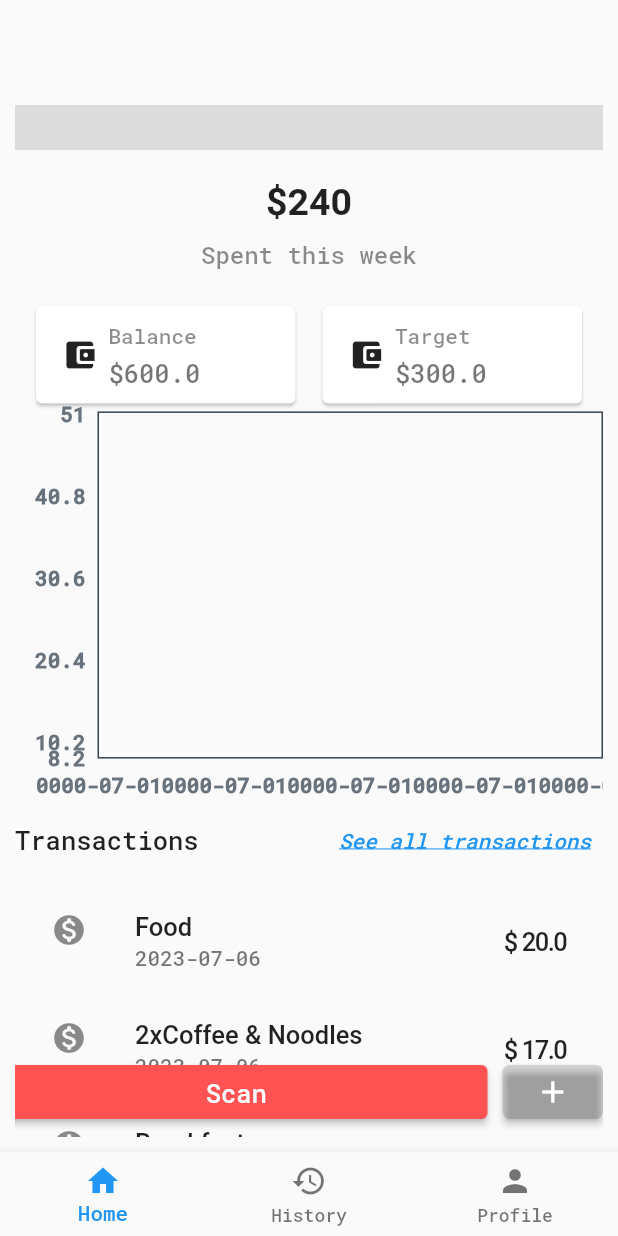
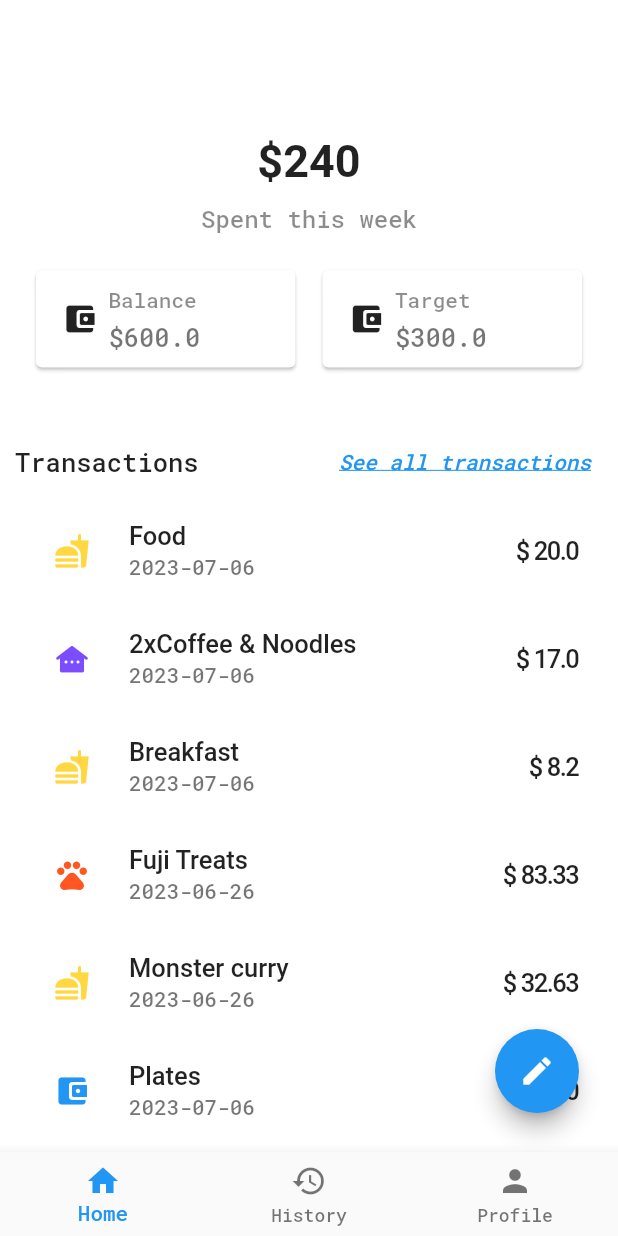
Before and after one commit to lazyKT/future, a Flutter app: the App screen opened directly, on a phone screen of 412 x 824 dp. Run offline on Flutter 3.47's test engine with Material 2 defaults, Android fonts, the phone set to English and light mode, and no system bars; drawn by our look-alikes of fl_chart; our stand-ins replace firebase_auth, firebase_core, google_sign_in; accounts and stored records are empty; Roboto replaces fonts that are missing (mono-space).

Commit message:
Remove charts from Home Screen, wrap Home Widgets with InheritedWidget and replace bottom button groups with Expandable Floating Action Button

```diff
--- /dev/null
+++ b/lib/bindings/transaction_binding.dart
@@ -0,0 +1,29 @@
+import 'package:flutter/material.dart';
+
+import '../dto/budgetTransaction.dart';
+
+class TransactionListBinding extends InheritedWidget {
+
+  final List<BudgetTransaction> transactions;
+
+  const TransactionListBinding({
+    super.key,
+    required super.child,
+    required this.transactions
+  });
+
+  @override
+  bool updateShouldNotify(TransactionListBinding oldWidget) {
+    return oldWidget.transactions != transactions;
+  }
+
+  static TransactionListBinding? maybeOf(BuildContext context) {
+    return context.dependOnInheritedWidgetOfExactType<TransactionListBinding>();
+  }
+
+  static TransactionListBinding of(BuildContext context) {
+    final binding = TransactionListBinding.maybeOf(context);
+    assert(binding != null, "TransactionBinding is null in the context");
+    return binding!;
+  }
+}
--- a/lib/pages/app.dart
+++ b/lib/pages/app.dart
@@ -22,6 +22,7 @@ class _AppState extends State<App> {
   @override
   Widget build(BuildContext context) {
     return Scaffold(
+      backgroundColor: Colors.white,
       body: Center(
         child: Padding(
           padding: const EdgeInsets.only(left: 10, right: 10, top: 70, bottom: 10),
--- a/lib/screens/components/budget_plan_highlight.dart
+++ b/lib/screens/components/budget_plan_highlight.dart
@@ -1,6 +1,6 @@
 import 'package:flutter/material.dart';
 
-import 'budget_card_s.dart';
+import 'reusable/budget_card_s.dart';
 
 class BudgetHighlight extends StatefulWidget {
   const BudgetHighlight({ super.key });
@@ -23,7 +23,7 @@ class _BudgetHighlightState extends State<BudgetHighlight> {
                 '\$240',
                 style: TextStyle(
                   fontWeight: FontWeight.w600,
-                  fontSize: 25.00,
+                  fontSize: 30.00,
                   fontFamily: 'mono-space'
                 ),
               ),
--- a/lib/screens/components/budget_chart.dart
+++ b/lib/screens/components/charts/budget_chart.dart
@@ -1,15 +1,13 @@
-import 'dart:ui';
-
 import 'package:fl_chart/fl_chart.dart';
 import 'package:flutter/cupertino.dart';
-import 'package:future/screens/components/base_line_chart.dart';
+import 'package:future/screens/components/charts/base_line_chart.dart';
 import 'package:future/shared/chart_utils/base_chart_boundary.dart';
 import 'package:future/shared/chart_utils/line_chart_boundary.dart';
 import 'package:future/shared/chart_utils/utils.dart';
 import 'package:future/shared/chart_utils/x_axis_date_title_renderer.dart';
 import 'package:future/shared/chart_utils/y_axis_number_title_renderer.dart';
 
-import '../../dto/budgetTransaction.dart';
+import '../../../dto/budgetTransaction.dart';
 
 class BudgetLineChart extends BaseLineChart {
   final List<BudgetTransaction> transactions;
--- /dev/null
+++ b/lib/screens/components/reusable/expandable_fab/action_button.dart
@@ -0,0 +1,28 @@
+import 'package:flutter/material.dart';
+
+class ActionButton extends StatelessWidget {
+  const ActionButton({
+    super.key,
+    this.onPressed,
+    required this.icon
+  });
+
+  final VoidCallback? onPressed;
+  final Widget icon;
+
+  @override
+  Widget build (BuildContext context) {
+    final theme = Theme.of(context);
+    return Material(
+      shape: const CircleBorder(),
+      clipBehavior: Clip.antiAlias,
+      color: theme.colorScheme.secondary,
+      elevation: 4,
+      child: IconButton(
+        onPressed: onPressed,
+        icon: icon,
+        color: theme.colorScheme.onSecondary,
+      ),
+    );
+  }
+}
--- /dev/null
+++ b/lib/screens/components/reusable/expandable_fab/expandable_fab.dart
@@ -0,0 +1,142 @@
+import 'package:flutter/material.dart';
+import 'package:future/screens/components/reusable/expandable_fab/expanding_action_button.dart';
+
+class ExpandableFab extends StatefulWidget {
+  const ExpandableFab({
+    super.key,
+    this.initialOpen,
+    required this.distance,
+    required this.children
+  });
+
+  final bool? initialOpen;
+  final double distance;
+  final List<Widget> children;
+
+  @override
+  State<ExpandableFab> createState() => _ExpandableFabState();
+}
+
+class _ExpandableFabState extends State<ExpandableFab> with SingleTickerProviderStateMixin {
+
+  late final AnimationController _controller;
+  late final Animation<double> _expandAnimation;
+  bool _open = false;
+
+  @override
+  void initState() {
+    super.initState();
+    _open = widget.initialOpen ?? false;
+    _controller = AnimationController(
+      value: _open ? 1.0 : 0.0,
+      duration: const Duration(milliseconds: 250),
+      vsync: this,
+    );
+    _expandAnimation = CurvedAnimation(
+      curve: Curves.fastOutSlowIn,
+      reverseCurve: Curves.easeOutQuad,
+      parent: _controller
+    );
+  }
+
+  @override
+  void dispose() {
+    _controller.dispose();
+    super.dispose();
+  }
+
+  void _toggle() {
+    setState(() {
+      _open = !_open;
+      if (_open) {
+        _controller.forward();
+      } else {
+        _controller.reverse();
+      }
+    });
+  }
+
+  @override
+  Widget build(BuildContext context) {
+    return SizedBox.expand(
+      child: Stack(
+        alignment: Alignment.bottomRight,
+        clipBehavior: Clip.none,
+        children: [
+          _buildTapToCloseFab(),
+          ..._buildExpandingActionButtons(),
+          _buildTapToOpenFab()
+        ],
+      ),
+    );
+  }
+
+  Widget _buildTapToCloseFab() {
+    return SizedBox(
+      width: 56,
+      height: 56,
+      child: Center(
+        child: Material(
+          shape: const CircleBorder(),
+          clipBehavior: Clip.antiAlias,
+          elevation: 4,
+          child: InkWell(
+            onTap: _toggle,
+            child: Padding(
+              padding: const EdgeInsets.all(8),
+              child: Icon(
+                Icons.close,
+                color: Theme.of(context).primaryColor,
+              ),
+            ),
+          ),
+        ),
+      ),
+    );
+  }
+
+  List<Widget> _buildExpandingActionButtons() {
+    final children = <Widget>[];
+    final count = widget.children.length;
+    final step = 80.0 / (count - 1);
+    for (var i = 0, angleInDegrees = 0.0;
+      i < count;
+      i++, angleInDegrees += step
+    ) {
+      children.add(
+        ExpandingActionButton(
+          directionInDegrees: angleInDegrees,
+          maxDistance: widget.distance,
+          progress: _expandAnimation,
+          child: widget.children[i],
+        ),
+      );
+    }
+    return children;
+  }
+
+  Widget _buildTapToOpenFab() {
+    return IgnorePointer(
+      ignoring: _open,
+      child: AnimatedContainer(
+        transformAlignment: Alignment.center,
+        transform: Matrix4.diagonal3Values(
+          _open ? 0.7 : 1.0,
+          _open ? 0.7 : 1.0,
+          1.0
+        ),
+        duration: const Duration(microseconds: 250),
+        curve: const Interval(0.0, 0.5, curve: Curves.easeOut),
+        child: AnimatedOpacity(
+          opacity: _open ? 0.0 : 1.0,
+          curve: const Interval(0.25, 1.0, curve: Curves.easeInOut),
+          duration: const Duration(microseconds: 250),
+          child: FloatingActionButton(
+            onPressed: _toggle,
+            child: const Icon(Icons.create),
+          ),
+        ),
+      ),
+    );
+  }
+}
--- /dev/null
+++ b/lib/screens/components/reusable/expandable_fab/expanding_action_button.dart
@@ -0,0 +1,44 @@
+import 'package:flutter/material.dart';
+import 'dart:math' as math;
+
+class ExpandingActionButton extends StatelessWidget {
+  final double directionInDegrees;
+  final double maxDistance;
+  final Animation<double> progress;
+  final Widget child;
+
+  const ExpandingActionButton ({
+    super.key,
+    required this.directionInDegrees,
+    required this.maxDistance,
+    required this.progress,
+    required this.child
+  });
+
+  @override
+  Widget build(BuildContext context) {
+    const double pi = 3.1415926535897932;
+
+    return AnimatedBuilder(
+      animation: progress,
+      builder: (context, child) {
+        final offset = Offset.fromDirection(
+          directionInDegrees * (pi / 180.00),
+          progress.value * maxDistance
+        );
+        return Positioned(
+          right: 3.0 + offset.dx,
+          bottom: 3.0 + offset.dy,
+          child: Transform.rotate(
+            angle: (1.0 - progress.value) * pi / 2,
+            child: child,
+          ),
+        );
+      },
+      child: FadeTransition(
+        opacity: progress,
+        child: child,
+      ),
+    );
+  }
+}
--- a/lib/screens/components/transactions.dart
+++ /dev/null
@@ -1,64 +0,0 @@
-import 'package:flutter/material.dart';
-import 'package:future/dto/budgetTransaction.dart';
-import 'package:future/screens/components/transaction_item.dart';
-
-class Transactions extends StatefulWidget {
-  const Transactions({ super.key });
-
-  @override
-  State<Transactions> createState() => _TransactionsState();
-}
-
-class _TransactionsState extends State<Transactions> {
-
-  final List<String> entries = <String>['A', 'B', 'C', 'D'];
-  final List<int> colorCodes = <int>[600, 500, 100, 200];
-  final List<BudgetTransaction> transactions = <BudgetTransaction>[
-    BudgetTransaction(
-      transactionBudgetId: '1231-daef-12de-120e',
-      transactionAmount: 20.00,
-      transactionDetails: 'Food',
-      transactionTime: DateTime(2023, 07, 06),
-      transactionType: 'Food'
-    ),
-    BudgetTransaction(
-        transactionBudgetId: 'bce1-1092-12de-120e',
-        transactionAmount: 17.00,
-        transactionDetails: '2xCoffee & Noodles',
-        transactionTime: DateTime(2023, 07, 06),
-        transactionType: 'Household'
-    ),
-    BudgetTransaction(
-        transactionBudgetId: '001a-deaf-12de-120e',
-        transactionAmount: 8.20,
-        transactionDetails: 'Breakfast',
-        transactionTime: DateTime(2023, 07, 06),
-        transactionType: 'Food'
-    ),
-    BudgetTransaction(
-        transactionBudgetId: '1231-daef-12de-120e',
-        transactionAmount: 32.63,
-        transactionDetails: 'Monster curry',
-        transactionTime: DateTime(2023, 06, 26),
-        transactionType: 'Food'
-    ),
-    BudgetTransaction(
-        transactionBudgetId: 'eadb-98af-12de-120e',
-        transactionAmount: 51.00,
-        transactionDetails: 'Plates',
-        transactionTime: DateTime(2023, 07, 06),
-        transactionType: 'Kitchen'
-    )
-  ];
-
-  @override
-  Widget build(BuildContext context) {
-    return ListView.builder(
-        padding: const EdgeInsets.all(8),
-        itemCount: transactions.length,
-        itemBuilder: (BuildContext context, int index) {
-          return TransactionItem(transaction: transactions[index]);
-        }
-    );
-  }
-}
--- /dev/null
+++ b/lib/screens/components/transactions/transaction_cat_icon.dart
@@ -0,0 +1,28 @@
+import 'package:flutter/material.dart';
+
+class TransactionCategoryIcon extends StatelessWidget {
+  final String transactionCategory;
+
+  const TransactionCategoryIcon({
+    super.key,
+    required this.transactionCategory
+  });
+
+  @override
+  Widget build(BuildContext context) {
+    return categoryIcon();
+  }
+
+  Icon categoryIcon() {
+    switch(transactionCategory.toLowerCase()) {
+      case 'food':
+        return const Icon(Icons.fastfood, color: Colors.amberAccent,);
+      case 'household':
+        return const Icon(Icons.other_houses_rounded, color: Colors.deepPurpleAccent,);
+      case 'pet':
+        return const Icon(Icons.pets, color: Colors.deepOrange);
+      default:
+        return const Icon(Icons.account_balance_wallet_rounded, color: Colors.blue,);
+    }
+  }
+}
--- a/lib/screens/components/transaction_item.dart
+++ b/lib/screens/components/transactions/transaction_item.dart
@@ -1,5 +1,6 @@
 import 'package:flutter/material.dart';
 import 'package:future/dto/budgetTransaction.dart';
+import 'package:future/screens/components/transactions/transaction_cat_icon.dart';
 import 'package:intl/intl.dart';
 
 class TransactionItem extends StatelessWidget {
@@ -22,7 +23,10 @@ class TransactionItem extends StatelessWidget {
           fontSize: 17.0
         ),
       ),
-      leading: const Icon(Icons.monetization_on_rounded),
+      leading: Padding(
+        padding: const EdgeInsets.all(10),
+        child: TransactionCategoryIcon(transactionCategory: transaction.transactionType),
+      ),
       subtitle: Text(formatDate(transaction.transactionTime)),
       trailing: Text(
         '\$ ${transaction.transactionAmount}',
--- /dev/null
+++ b/lib/screens/components/transactions/transactions.dart
@@ -0,0 +1,67 @@
+import 'package:flutter/material.dart';
+import 'package:future/screens/components/transactions/transaction_item.dart';
+import 'package:future/bindings/transaction_binding.dart';
+
+class Transactions extends StatefulWidget {
+  const Transactions({ super.key });
+
+  @override
+  State<Transactions> createState() => _TransactionsState();
+}
+
+class _TransactionsState extends State<Transactions> {
+
+  // final List<String> entries = <String>['A', 'B', 'C', 'D'];
+  // final List<int> colorCodes = <int>[600, 500, 100, 200];
+  // final List<BudgetTransaction> transactions = <BudgetTransaction>[
+  //   BudgetTransaction(
+  //     transactionBudgetId: '1231-daef-12de-120e',
+  //     transactionAmount: 20.00,
+  //     transactionDetails: 'Food',
+  //     transactionTime: DateTime(2023, 07, 06),
+  //     transactionType: 'Food'
+  //   ),
+  //   BudgetTransaction(
+  //       transactionBudgetId: 'bce1-1092-12de-120e',
+  //       transactionAmount: 17.00,
+  //       transactionDetails: '2xCoffee & Noodles',
+  //       transactionTime: DateTime(2023, 07, 06),
+  //       transactionType: 'Household'
+  //   ),
+  //   BudgetTransaction(
+  //       transactionBudgetId: '001a-deaf-12de-120e',
+  //       transactionAmount: 8.20,
+  //       transactionDetails: 'Breakfast',
+  //       transactionTime: DateTime(2023, 07, 06),
+  //       transactionType: 'Food'
+  //   ),
+  //   BudgetTransaction(
+  //       transactionBudgetId: '1231-daef-12de-120e',
+  //       transactionAmount: 32.63,
+  //       transactionDetails: 'Monster curry',
+  //       transactionTime: DateTime(2023, 06, 26),
+  //       transactionType: 'Food'
+  //   ),
+  //   BudgetTransaction(
+  //       transactionBudgetId: 'eadb-98af-12de-120e',
+  //       transactionAmount: 51.00,
+  //       transactionDetails: 'Plates',
+  //       transactionTime: DateTime(2023, 07, 06),
+  //       transactionType: 'Kitchen'
+  //   )
+  // ];
+
+  @override
+  Widget build(BuildContext context) {
+
+    var transactions = TransactionListBinding.of(context).transactions;
+
+    return ListView.builder(
+        padding: const EdgeInsets.only(top: 0, bottom: 50),
+        itemCount: transactions.length,
+        itemBuilder: (BuildContext context, int index) {
+          return TransactionItem(transaction: transactions[index]);
+        }
+    );
+  }
+}
--- a/lib/screens/home.dart
+++ b/lib/screens/home.dart
@@ -1,9 +1,11 @@
 import 'package:flutter/material.dart';
-import 'package:future/screens/components/budget_chart.dart';
 import 'package:future/screens/components/budget_plan_highlight.dart';
-import 'package:future/screens/components/transactions.dart';
+import 'package:future/screens/components/reusable/expandable_fab/expandable_fab.dart';
+import 'package:future/screens/components/transactions/transactions.dart';
 
+import '../bindings/transaction_binding.dart';
 import '../dto/budgetTransaction.dart';
+import 'components/reusable/expandable_fab/action_button.dart';
 
 class Home extends StatefulWidget {
 
@@ -38,6 +40,13 @@ class _HomeState extends State<Home> {
         transactionType: 'Food'
     ),
     BudgetTransaction(
+        transactionBudgetId: '00ab-89ca-12de-120e',
+        transactionAmount: 83.33,
+        transactionDetails: 'Fuji Treats',
+        transactionTime: DateTime(2023, 06, 26),
+        transactionType: 'Pet'
+    ),
+    BudgetTransaction(
         transactionBudgetId: '1231-daef-12de-120e',
         transactionAmount: 32.63,
         transactionDetails: 'Monster curry',
@@ -55,27 +64,24 @@ class _HomeState extends State<Home> {
 
   @override
   Widget build (BuildContext context) {
-    return Stack(
-      children: [
-        Column(
+    return TransactionListBinding(
+      transactions: transactions,
+      child: Scaffold(
+        backgroundColor: Colors.white38,
+        body: Column(
           mainAxisAlignment: MainAxisAlignment.start,
           crossAxisAlignment: CrossAxisAlignment.start,
           mainAxisSize: MainAxisSize.min,
           children: [
             // current spending
-            Container(
-              width: MediaQuery.of(context).size.width,
-              height: 30,
-              color: Colors.black12,
-            ),
             const Expanded(
-              flex: 2,
+              flex: 1,
               child: BudgetHighlight(),
             ),
-            Expanded(
-              flex: 3,
-              child: BudgetLineChart(transactions),
-            ),
+            // Expanded(
+            //   flex: 3,
+            //   child: BudgetLineChart(transactions),
+            // ),
             Row(
               mainAxisAlignment: MainAxisAlignment.spaceBetween,
               children: [
@@ -104,50 +110,20 @@ class _HomeState extends State<Home> {
             )
           ],
         ),
-        Positioned(
-          right: 0,
-          bottom: 0,
-          child: SizedBox(
-            width: MediaQuery.of(context).size.width,
-            height: 60,
-            child: Row(
-              mainAxisAlignment: MainAxisAlignment.center,
+        floatingActionButton: ExpandableFab(
+          distance: 60,
           children: [
-                Expanded(
-                  flex: 5,
-                  child: ElevatedButton(
-                    style: ElevatedButton.styleFrom(
-                      backgroundColor: Colors.redAccent
+            ActionButton(
+              onPressed: () {},
+              icon: const Icon(Icons.camera_alt_rounded),
             ),
+            ActionButton(
               onPressed: () {},
-                    child: const Text(
-                      'Scan',
-                      style: TextStyle(
-                        fontSize: 17.00,
-                        fontWeight: FontWeight.w500
-                      ),
-                    ),
-                  ),
-                ),
-                const SizedBox(width: 10,),
-                Expanded(
-                  flex: 1,
-                  child:  ElevatedButton(
-                    style: ElevatedButton.styleFrom(
-                      backgroundColor: Colors.black12,
-                      shape: RoundedRectangleBorder(
-                        borderRadius: BorderRadius.circular(5.00)
-                      )
-                    ),
-                    onPressed: () {},
-                    child: const Icon(Icons.add),
-                  ),
+              icon: const Icon(Icons.type_specimen_rounded),
             )
           ],
         ),
-          ),
-        ),
-      ],
+      )
     );
   }
 }
```
Also changed, not shown: lib/screens/components/charts/base_line_chart.dart (renamed from lib/screens/components/base_line_chart.dart), lib/screens/components/reusable/budget_card_s.dart (renamed from lib/screens/components/budget_card_s.dart). Lines whose indentation alone changed are shown as unchanged.
